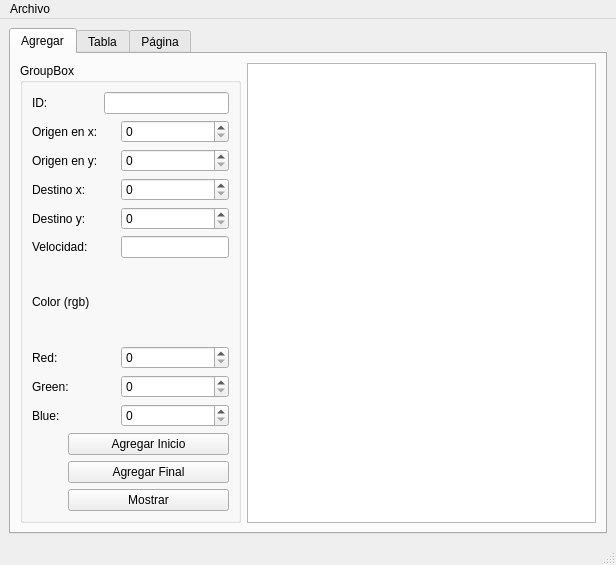
This is Actividad 8/mainwindow.ui in Gustas13/Actividades as Qt 5 draws it before an edit. The edited form follows.
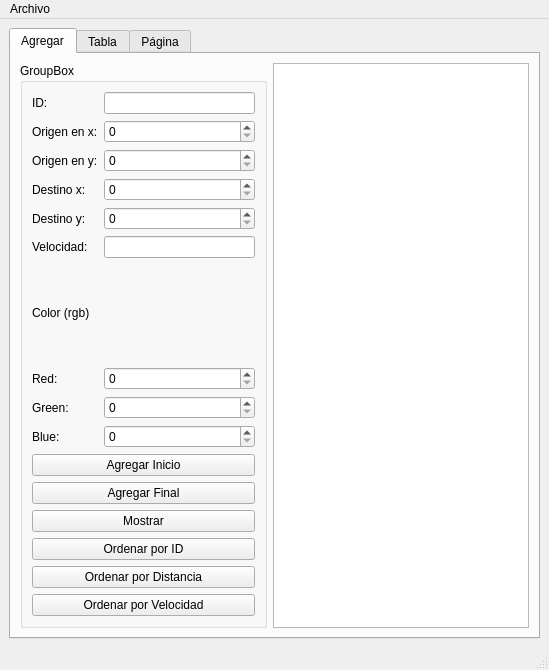
This is the edited form. The open tabs and pages were chosen to show the change.

Commit message: Actualización de mainwindow.ui Actividad 14

Diff of the .ui file:
```diff
--- a/Actividad 8/mainwindow.ui
+++ b/Actividad 8/mainwindow.ui
@@ -6,8 +6,8 @@
    <rect>
     <x>0</x>
     <y>0</y>
-    <width>616</width>
-    <height>565</height>
+    <width>549</width>
+    <height>670</height>
    </rect>
   </property>
   <property name="windowTitle">
@@ -31,6 +31,33 @@
            <string>GroupBox</string>
           </property>
           <layout class="QGridLayout" name="gridLayout">
+           <item row="0" column="0">
+            <widget class="QLabel" name="label">
+             <property name="text">
+              <string>ID:</string>
+             </property>
+            </widget>
+           </item>
+           <item row="0" column="2">
+            <widget class="QLineEdit" name="ID_lineEdit"/>
+           </item>
+           <item row="1" column="0" colspan="2">
+            <widget class="QLabel" name="label_2">
+             <property name="text">
+              <string>Origen en x:</string>
+             </property>
+            </widget>
+           </item>
+           <item row="1" column="2">
+            <widget class="QSpinBox" name="OrigenX_spinBox">
+             <property name="maximum">
+              <number>500</number>
+             </property>
+             <property name="singleStep">
+              <number>1</number>
+             </property>
+            </widget>
+           </item>
            <item row="2" column="0" colspan="2">
             <widget class="QLabel" name="label_3">
              <property name="text">
@@ -38,17 +65,10 @@
              </property>
             </widget>
            </item>
-           <item row="11" column="1" colspan="4">
-            <widget class="QPushButton" name="Agregar_Final_pushButton">
-             <property name="text">
-              <string>Agregar Final</string>
-             </property>
-            </widget>
-           </item>
-           <item row="5" column="0" colspan="2">
-            <widget class="QLabel" name="label_6">
-             <property name="text">
-              <string>Velocidad:</string>
+           <item row="2" column="2">
+            <widget class="QSpinBox" name="OrigenY_spinBox">
+             <property name="maximum">
+              <number>500</number>
              </property>
             </widget>
            </item>
@@ -59,6 +79,13 @@
              </property>
             </widget>
            </item>
+           <item row="3" column="2">
+            <widget class="QSpinBox" name="DestinoX_spinBox">
+             <property name="maximum">
+              <number>500</number>
+             </property>
+            </widget>
+           </item>
            <item row="4" column="0" colspan="2">
             <widget class="QLabel" name="label_5">
              <property name="text">
@@ -66,6 +93,23 @@
              </property>
             </widget>
            </item>
+           <item row="4" column="2">
+            <widget class="QSpinBox" name="DestinoY_spinBox">
+             <property name="maximum">
+              <number>500</number>
+             </property>
+            </widget>
+           </item>
+           <item row="5" column="0" colspan="2">
+            <widget class="QLabel" name="label_6">
+             <property name="text">
+              <string>Velocidad:</string>
+             </property>
+            </widget>
+           </item>
+           <item row="5" column="2">
+            <widget class="QLineEdit" name="Velocidad_lineEdit"/>
+           </item>
            <item row="6" column="0" colspan="2">
             <widget class="QLabel" name="label_7">
              <property name="text">
@@ -76,113 +120,90 @@
              </property>
             </widget>
            </item>
-           <item row="12" column="1" colspan="4">
-            <widget class="QPushButton" name="Mostar_pushButton">
-             <property name="text">
-              <string>Mostrar</string>
-             </property>
-            </widget>
-           </item>
-           <item row="10" column="1" colspan="4">
-            <widget class="QPushButton" name="Agregar_Inicio_pushButton">
-             <property name="text">
-              <string>Agregar Inicio</string>
-             </property>
-            </widget>
-           </item>
-           <item row="9" column="0" colspan="2">
-            <widget class="QLabel" name="label_10">
-             <property name="text">
-              <string>Blue: </string>
-             </property>
-            </widget>
-           </item>
-           <item row="5" column="3" colspan="2">
-            <widget class="QLineEdit" name="Velocidad_lineEdit"/>
-           </item>
-           <item row="7" column="0" colspan="2">
+           <item row="7" column="0">
             <widget class="QLabel" name="label_8">
              <property name="text">
               <string>Red:</string>
              </property>
             </widget>
            </item>
-           <item row="1" column="0" colspan="2">
-            <widget class="QLabel" name="label_2">
-             <property name="text">
-              <string>Origen en x:</string>
+           <item row="7" column="2">
+            <widget class="QSpinBox" name="Red_spinBox">
+             <property name="maximum">
+              <number>255</number>
              </property>
             </widget>
            </item>
-           <item row="0" column="2" colspan="3">
-            <widget class="QLineEdit" name="ID_lineEdit"/>
-           </item>
-           <item row="8" column="0" colspan="2">
+           <item row="8" column="0">
             <widget class="QLabel" name="label_9">
              <property name="text">
               <string>Green:</string>
              </property>
             </widget>
            </item>
-           <item row="0" column="0">
-            <widget class="QLabel" name="label">
-             <property name="text">
-              <string>ID:</string>
-             </property>
-            </widget>
-           </item>
-           <item row="4" column="3" colspan="2">
-            <widget class="QSpinBox" name="DestinoY_spinBox">
-             <property name="maximum">
-              <number>500</number>
-             </property>
-            </widget>
-           </item>
-           <item row="3" column="3" colspan="2">
-            <widget class="QSpinBox" name="DestinoX_spinBox">
-             <property name="maximum">
-              <number>500</number>
-             </property>
-            </widget>
-           </item>
-           <item row="2" column="3" colspan="2">
-            <widget class="QSpinBox" name="OrigenY_spinBox">
-             <property name="maximum">
-              <number>500</number>
-             </property>
-            </widget>
-           </item>
-           <item row="1" column="3" colspan="2">
-            <widget class="QSpinBox" name="OrigenX_spinBox">
-             <property name="maximum">
-              <number>500</number>
-             </property>
-             <property name="singleStep">
-              <number>1</number>
-             </property>
-            </widget>
-           </item>
-           <item row="7" column="3" colspan="2">
-            <widget class="QSpinBox" name="Red_spinBox">
-             <property name="maximum">
-              <number>255</number>
-             </property>
-            </widget>
-           </item>
-           <item row="8" column="3" colspan="2">
+           <item row="8" column="2">
             <widget class="QSpinBox" name="Green_spinBox">
              <property name="maximum">
               <number>255</number>
              </property>
             </widget>
            </item>
-           <item row="9" column="3" colspan="2">
+           <item row="9" column="0">
+            <widget class="QLabel" name="label_10">
+             <property name="text">
+              <string>Blue: </string>
+             </property>
+            </widget>
+           </item>
+           <item row="9" column="2">
             <widget class="QSpinBox" name="Blue_spinBox">
              <property name="maximum">
               <number>255</number>
              </property>
             </widget>
            </item>
+           <item row="10" column="0" colspan="3">
+            <widget class="QPushButton" name="Agregar_Inicio_pushButton">
+             <property name="text">
+              <string>Agregar Inicio</string>
+             </property>
+            </widget>
+           </item>
+           <item row="11" column="0" colspan="3">
+            <widget class="QPushButton" name="Agregar_Final_pushButton">
+             <property name="text">
+              <string>Agregar Final</string>
+             </property>
+            </widget>
+           </item>
+           <item row="12" column="0" colspan="3">
+            <widget class="QPushButton" name="Mostar_pushButton">
+             <property name="text">
+              <string>Mostrar</string>
+             </property>
+            </widget>
+           </item>
+           <item row="13" column="0" colspan="3">
+            <widget class="QPushButton" name="Ordenar_ID_pushButton">
+             <property name="text">
+              <string>Ordenar por ID</string>
+             </property>
+            </widget>
+           </item>
+           <item row="14" column="0" colspan="3">
+            <widget class="QPushButton" name="Ordenar_Distancia_pushButton">
+             <property name="text">
+              <string>Ordenar por Distancia</string>
+             </property>
+            </widget>
+           </item>
+           <item row="15" column="0" colspan="3">
+            <widget class="QPushButton" name="Ordenar_Velocidad_pushButton">
+             <property name="text">
+              <string>Ordenar por Velocidad</string>
+             </property>
+            </widget>
+           </item>
           </layout>
          </widget>
         </item>
@@ -255,7 +276,7 @@
     <rect>
      <x>0</x>
      <y>0</y>
-     <width>616</width>
+     <width>549</width>
      <height>26</height>
     </rect>
    </property>
```
Left out of the diff: 35 changed lines with no effect on the pictures.
